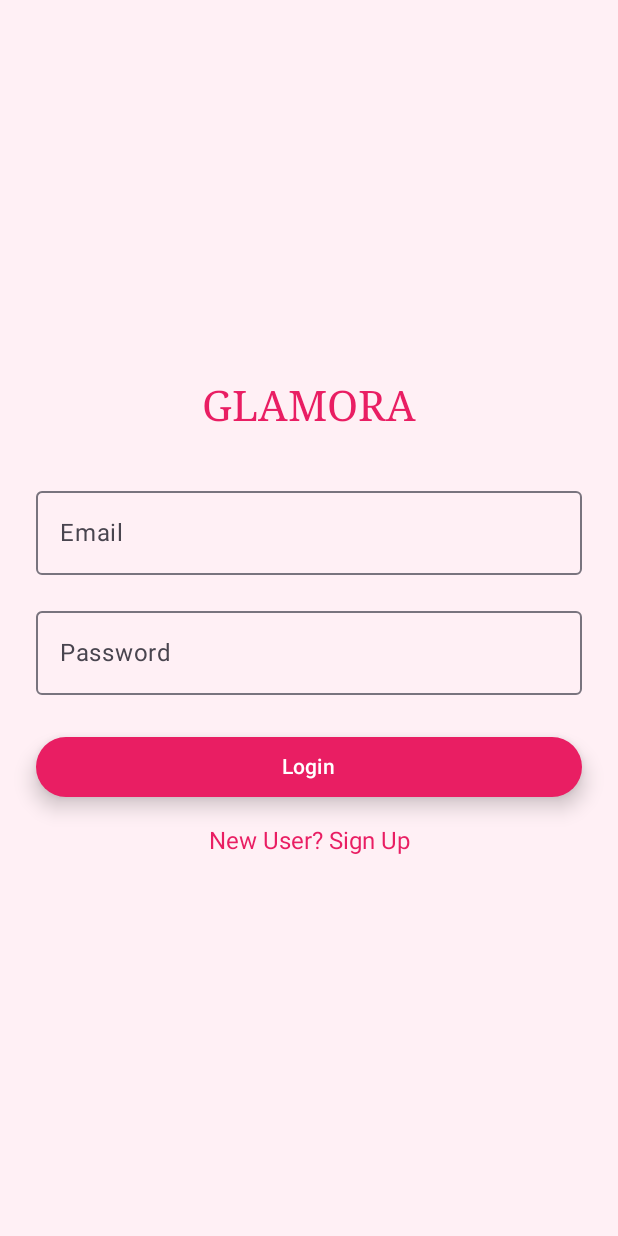
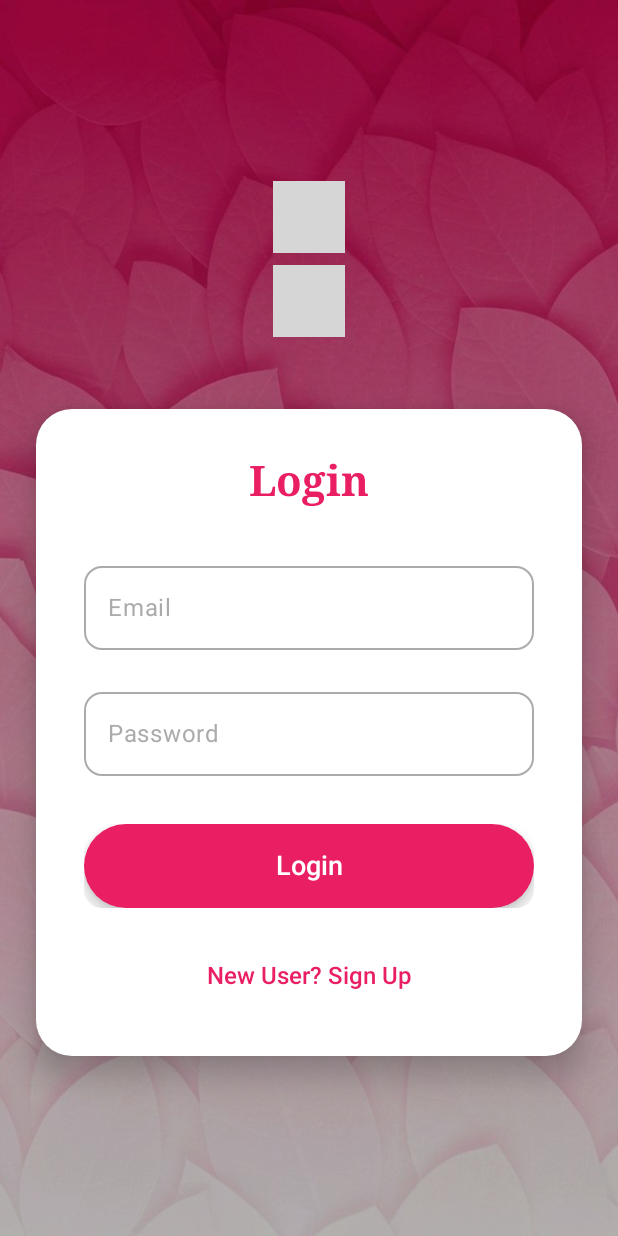
Before and after one commit to KinoleeGunasekara/Glamora2, an Android app built with Jetpack Compose: the LoginScreen screen opened through its navigation route, on a phone screen of 412 x 824 dp. Run offline under Robolectric (Android 15) with nearby library versions, the phone set to English and light mode, and no system bars; 2 statements that could not run were skipped; grey boxes are pictures that could not be loaded.

Commit message:
Update LoginScreen.kt
Added a full-screen background image with a semi-transparent black overlay for readability. The screen contains styled email and password input fields, a login button that navigates to the home screen, and a clickable text to navigate to the registration screen.

```diff
--- a/app/src/main/java/com/example/glamora/ui/screen/LoginScreen.kt
+++ b/app/src/main/java/com/example/glamora/ui/screen/LoginScreen.kt
@@ -1,14 +1,21 @@
 package com.example.glamora.ui.screen
 
-import androidx.compose.animation.AnimatedVisibility
+import androidx.compose.foundation.Image
+import androidx.compose.foundation.background
 import androidx.compose.foundation.clickable
 import androidx.compose.foundation.layout.*
+import androidx.compose.foundation.shape.RoundedCornerShape
 import androidx.compose.foundation.text.KeyboardOptions
 import androidx.compose.material3.*
 import androidx.compose.runtime.*
 import androidx.compose.ui.Alignment
 import androidx.compose.ui.Modifier
+import androidx.compose.ui.draw.clip
+import androidx.compose.ui.graphics.Color
+import androidx.compose.ui.layout.ContentScale
+import androidx.compose.ui.res.painterResource
 import androidx.compose.ui.res.stringResource
+import androidx.compose.ui.text.font.FontWeight
 import androidx.compose.ui.text.input.KeyboardType
 import androidx.compose.ui.text.input.PasswordVisualTransformation
 import androidx.compose.ui.unit.dp
@@ -16,52 +23,93 @@ import androidx.navigation.NavController
 import com.example.glamora.R
 import com.example.glamora.ui.navigation.Screen
 import com.example.glamora.ui.theme.GlamoraTheme
+import com.example.glamora.ui.theme.Typography
 
 @Composable
 fun LoginScreen(navController: NavController) {
     var email by remember { mutableStateOf("") }
     var password by remember { mutableStateOf("") }
-    var showContent by remember { mutableStateOf(false) }
 
-    LaunchedEffect(Unit) {
-        showContent = true
-    }
+    Box(
+        modifier = Modifier.fillMaxSize()
+    ) {
+        Image(
+            painter = painterResource(id = R.drawable.background_img),
+            contentDescription = null,
+            contentScale = ContentScale.FillBounds,
+            modifier = Modifier.fillMaxSize()
+        )
 
-    GlamoraTheme {
-        Surface(
-            modifier = Modifier.fillMaxSize(),
-            color = MaterialTheme.colorScheme.background
+        Box(
+            modifier = Modifier
+                .fillMaxSize()
+                .background(Color.Black.copy(alpha = 0.3f))
+        )
+
+        Column(
+            modifier = Modifier
+                .fillMaxSize()
+                .padding(horizontal = 24.dp, vertical = 48.dp),
+            verticalArrangement = Arrangement.Center,
+            horizontalAlignment = Alignment.CenterHorizontally
         ) {
-            AnimatedVisibility(visible = showContent) {
+
+            Column(
+                horizontalAlignment = Alignment.CenterHorizontally,
+                modifier = Modifier.padding(bottom = 48.dp)
+            ) {
+                Text(
+                    text = stringResource(R.string.hello),
+                    style = Typography.headlineMedium.copy(fontWeight = FontWeight.Bold),
+                    color = Color.White
+                )
+                Spacer(modifier = Modifier.height(8.dp))
+                Text(
+                    text = stringResource(R.string.welcome_message),
+                    style = Typography.bodyMedium.copy(fontWeight = FontWeight.Normal),
+                    color = Color.White.copy(alpha = 0.9f)
+                )
+            }
+
+            Card(
+                modifier = Modifier
+                    .fillMaxWidth()
+                    .wrapContentHeight(),
+                shape = RoundedCornerShape(24.dp),
+                elevation = CardDefaults.cardElevation(defaultElevation = 12.dp),
+                colors = CardDefaults.cardColors(containerColor = MaterialTheme.colorScheme.surface)
+            ) {
                 Column(
-                    modifier = Modifier
-                        .fillMaxSize()
-                        .padding(24.dp),
-                    verticalArrangement = Arrangement.Center,
+                    modifier = Modifier.padding(32.dp),
                     horizontalAlignment = Alignment.CenterHorizontally
                 ) {
-                    // Brand Name
                     Text(
-                        text = stringResource(R.string.brand_name),
-                        style = MaterialTheme.typography.headlineMedium,
-                        color = MaterialTheme.colorScheme.primary
+                        text = stringResource(R.string.login),
+                        style = Typography.headlineMedium.copy(fontWeight = FontWeight.Bold),
+                        color = MaterialTheme.colorScheme.primary,
+                        modifier = Modifier.padding(bottom = 32.dp)
                     )
 
-                    Spacer(modifier = Modifier.height(32.dp))
-
-                    // Email Input
                     OutlinedTextField(
                         value = email,
                         onValueChange = { email = it },
                         label = { Text(stringResource(R.string.email)) },
                         singleLine = true,
-                        keyboardOptions = KeyboardOptions(keyboardType = KeyboardType.Email),
-                        modifier = Modifier.fillMaxWidth()
+                        modifier = Modifier.fillMaxWidth(),
+                        colors = OutlinedTextFieldDefaults.colors(
+                            focusedBorderColor = MaterialTheme.colorScheme.secondary,
+                            unfocusedBorderColor = Color.Gray.copy(alpha = 0.7f),
+                            focusedLabelColor = MaterialTheme.colorScheme.secondary,
+                            unfocusedLabelColor = Color.Gray.copy(alpha = 0.7f),
+                            cursorColor = MaterialTheme.colorScheme.primary,
+                            focusedContainerColor = Color.Transparent,
+                            unfocusedContainerColor = Color.Transparent
+                        ),
+                        shape = RoundedCornerShape(12.dp)
                     )
 
-                    Spacer(modifier = Modifier.height(16.dp))
+                    Spacer(modifier = Modifier.height(20.dp))
 
-                    // Password Input
                     OutlinedTextField(
                         value = password,
                         onValueChange = { password = it },
@@ -69,34 +117,55 @@ fun LoginScreen(navController: NavController) {
                         visualTransformation = PasswordVisualTransformation(),
                         singleLine = true,
                         keyboardOptions = KeyboardOptions(keyboardType = KeyboardType.Password),
-                        modifier = Modifier.fillMaxWidth()
+                        modifier = Modifier.fillMaxWidth(),
+                        colors = OutlinedTextFieldDefaults.colors(
+                            focusedBorderColor = MaterialTheme.colorScheme.secondary,
+                            unfocusedBorderColor = Color.Gray.copy(alpha = 0.7f),
+                            focusedLabelColor = MaterialTheme.colorScheme.secondary,
+                            unfocusedLabelColor = Color.Gray.copy(alpha = 0.7f),
+                            cursorColor = MaterialTheme.colorScheme.primary,
+                            focusedContainerColor = Color.Transparent,
+                            unfocusedContainerColor = Color.Transparent
+                        ),
+                        shape = RoundedCornerShape(12.dp)
                     )
+
+                    Spacer(modifier = Modifier.height(32.dp))
+
+                    Button(
+                        onClick = {
+                            navController.navigate(Screen.Home.route) {
+                                popUpTo(navController.graph.startDestinationId) {
+                                    inclusive = true
+                                }
+                            }
+                        },
+                        modifier = Modifier
+                            .fillMaxWidth()
+                            .height(56.dp)
+                            .clip(RoundedCornerShape(12.dp)),
+                        colors = ButtonDefaults.buttonColors(containerColor = MaterialTheme.colorScheme.primary),
+                        contentPadding = PaddingValues(16.dp),
+                        elevation = ButtonDefaults.buttonElevation(defaultElevation = 6.dp)
+                    ) {
+                        Text(
+                            text = stringResource(R.string.login),
+                            style = Typography.titleMedium.copy(fontWeight = FontWeight.SemiBold),
+                            color = MaterialTheme.colorScheme.onPrimary
+                        )
+                    }
 
                     Spacer(modifier = Modifier.height(24.dp))
 
-                    // Login Button
-                    Button(
-                        onClick = {
-                            navController.navigate(Screen.Home.route) {
-                                popUpTo(Screen.Login.route) { inclusive = true }
-                            }
-                        },
-                        modifier = Modifier.fillMaxWidth(),
-                        elevation = ButtonDefaults.buttonElevation(8.dp)
-                    ) {
-                        Text(text = stringResource(R.string.login))
-                    }
-
-                    Spacer(modifier = Modifier.height(16.dp))
-
-                    // Navigation to Register
                     Text(
                         text = stringResource(R.string.new_user),
-                        style = MaterialTheme.typography.bodyMedium,
+                        style = Typography.bodyMedium.copy(fontWeight = FontWeight.Medium),
                         color = MaterialTheme.colorScheme.primary,
-                        modifier = Modifier.clickable {
-                            navController.navigate(Screen.Register.route)
-                        }
+                        modifier = Modifier
+                            .clickable {
+                                navController.navigate(Screen.Register.route)
+                            }
+                            .padding(vertical = 12.dp)
                     )
                 }
             }
```
